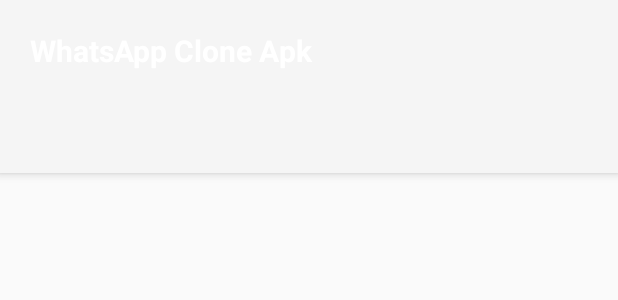
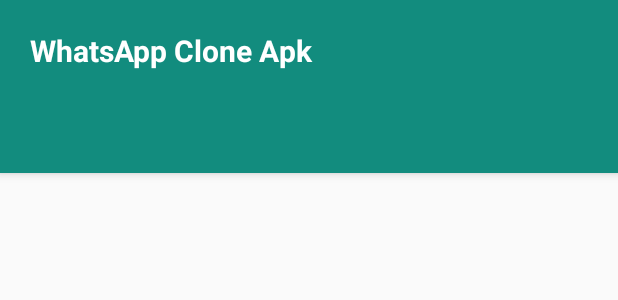
Before and after one commit to rksaini2709/WhatsAPP-Clone-Apk, an Android app: the layout activity_main.xml on its own in the app's theme, with its tools: preview values and no code run, on a phone screen of 412 x 824 dp. Shown: the top 300 px of the screen. Run offline under Robolectric (Android 15) with nearby library versions, the phone set to English and light mode, and no system bars.

Commit message:
WhatsApp Clone Apk

```diff
--- a/app/build.gradle.kts
+++ b/app/build.gradle.kts
@@ -10,7 +10,7 @@ android {
     defaultConfig {
         applicationId = "com.example.whatsappcloneapk"
         minSdk = 24
-        targetSdk = 33
+        targetSdk = 34
         versionCode = 1
         versionName = "1.0"
 
--- a/app/src/main/res/layout/activity_main.xml
+++ b/app/src/main/res/layout/activity_main.xml
@@ -17,24 +17,25 @@
 
         <com.google.android.material.appbar.AppBarLayout
             android:layout_width="match_parent"
-            android:layout_height="wrap_content">
+            android:layout_height="wrap_content"
+            android:background="#128C7E">
 
             <!-- Toolbar for your AppBarLayout -->
             <TextView
                 android:layout_width="match_parent"
                 android:layout_height="wrap_content"
                 android:minHeight="?actionBarSize"
+                android:padding="20dp"
                 android:text="@string/app_name"
+                android:textColor="@android:color/white"
                 android:textSize="20sp"
-                android:textStyle="bold"
-                android:textColor="@android:color/white"
-                android:padding="20dp" />
+                android:textStyle="bold" />
 
             <com.google.android.material.tabs.TabLayout
                 android:id="@+id/tabs"
                 android:layout_width="match_parent"
                 android:layout_height="wrap_content"
-                app:tabMode="fixed"/>
+                app:tabMode="fixed" />
 
         </com.google.android.material.appbar.AppBarLayout>
 
@@ -43,7 +44,7 @@
             android:id="@+id/viewPager"
             android:layout_width="match_parent"
             android:layout_height="match_parent"
-            app:layout_behavior="@string/appbar_scrolling_view_behavior"/>
+            app:layout_behavior="@string/appbar_scrolling_view_behavior" />
 
     </LinearLayout>
 </layout>
--- a/app/src/main/res/values-night/themes.xml
+++ b/app/src/main/res/values-night/themes.xml
@@ -1,24 +1,16 @@
 <resources>
 
     <!-- Base application theme -->
-    <style name="theme.WhatsAppCloneApk" parent="Theme.AppCompat.Light.DarkActionBar">
+    <style name="Theme.WhatsAppCloneApk" parent="Theme.AppCompat.Light.DarkActionBar">
         <!-- Customize your theme attributes -->
-        <color name="colorPrimary">#128C7E</color>
-        <color name="colorPrimaryDark">#075E54</color>
-        <color name="ascent">#25D366</color>
-        <!-- Add any other customizations you need -->
+        <item name="colorPrimary">#128C7E</item>
+        <item name="colorPrimaryDark">#075E54</item>
     </style>
 
     <!-- Theme without ActionBar -->
-    <style name="theme.WhatsAppCloneApk.NoActionBar" parent="Theme.AppCompat.Light.DarkActionBar">
+    <style name="Theme.WhatsAppCloneApk.NoActionBar" parent="Theme.AppCompat.Light.DarkActionBar">
         <item name="windowActionBar">false</item>
         <item name="windowNoTitle">true</item>
-        <!-- Customize other theme attributes if needed -->
     </style>
 
-    <!-- Add your colors if not already defined -->
-    <color name="colorPrimary">#128C7E</color>
-    <color name="colorPrimaryDark">#075E54</color>
-    <color name="ascent">#25D366</color>
-
 </resources>
--- a/app/src/main/res/values/themes.xml
+++ b/app/src/main/res/values/themes.xml
@@ -1,12 +1,14 @@
 <resources>
 
     <!-- Base application theme -->
-    <style name="theme.WhatsAppCloneApk" parent="Theme.AppCompat.Light.DarkActionBar">
+    <style name="Theme.WhatsAppCloneApk" parent="Theme.AppCompat.DayNight">
         <!-- Customize your theme attributes -->
+        <item name="colorPrimary">#128C7E</item>
+        <item name="colorPrimaryDark">#075E54</item>
     </style>
 
     <!-- Theme without ActionBar -->
-    <style name="theme.WhatsAppCloneApk.NoActionBar" parent="Theme.AppCompat.Light.DarkActionBar">
+    <style name="Theme.WhatsAppCloneApk.NoActionBar" parent="Theme.AppCompat.DayNight">
         <item name="windowActionBar">false</item>
         <item name="windowNoTitle">true</item>
         <!-- Customize other theme attributes if needed -->
```
